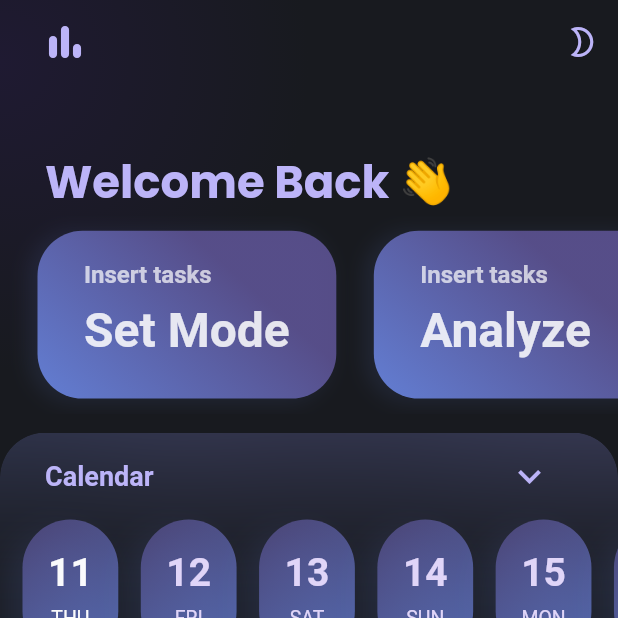
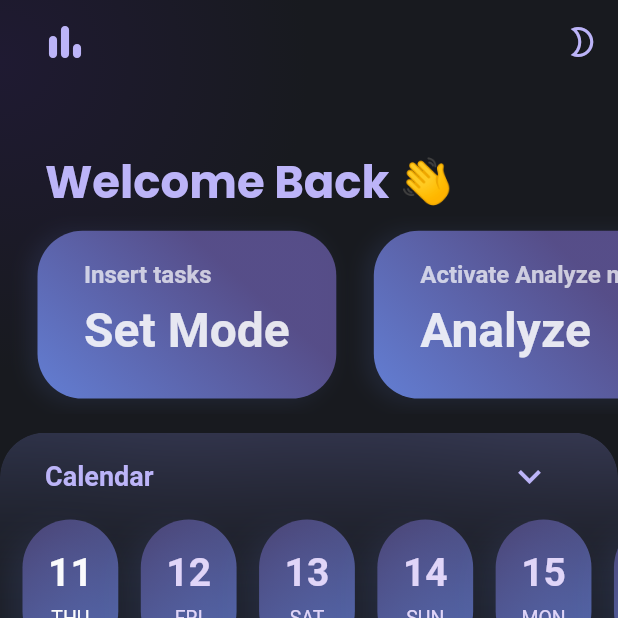
Before and after one commit to nareshjhawar/Pd_v0.2, a Flutter app: the MyHomePage screen opened directly with empty values, on a phone screen of 412 x 824 dp, the top half of it. Run offline on Flutter 3.47's test engine with Material 2 defaults, Android fonts, the light colour scheme and no system bars; drawn by our look-alikes of fl_chart; our stand-ins replace animate_do, cloud_firestore, firebase_auth, firebase_core, fluttertoast, font_awesome_flutter and 4 more; missing offline and left inert: cloud_firestore_web, firebase_auth_web, firebase_core_web; accounts and stored records are empty.

```diff
--- a/lib/pages/HomeScreen.dart
+++ b/lib/pages/HomeScreen.dart
@@ -399,7 +399,7 @@ class _MyHomePageState extends State<MyHomePage> {
                                         CrossAxisAlignment.start,
                                         children: [
                                           Text(
-                                            "Insert tasks",
+                                            "Activate Analyze mode",
                                             style: TextStyle(
                                                 fontSize: 16,
                                                 fontWeight: FontWeight.w600,
```
